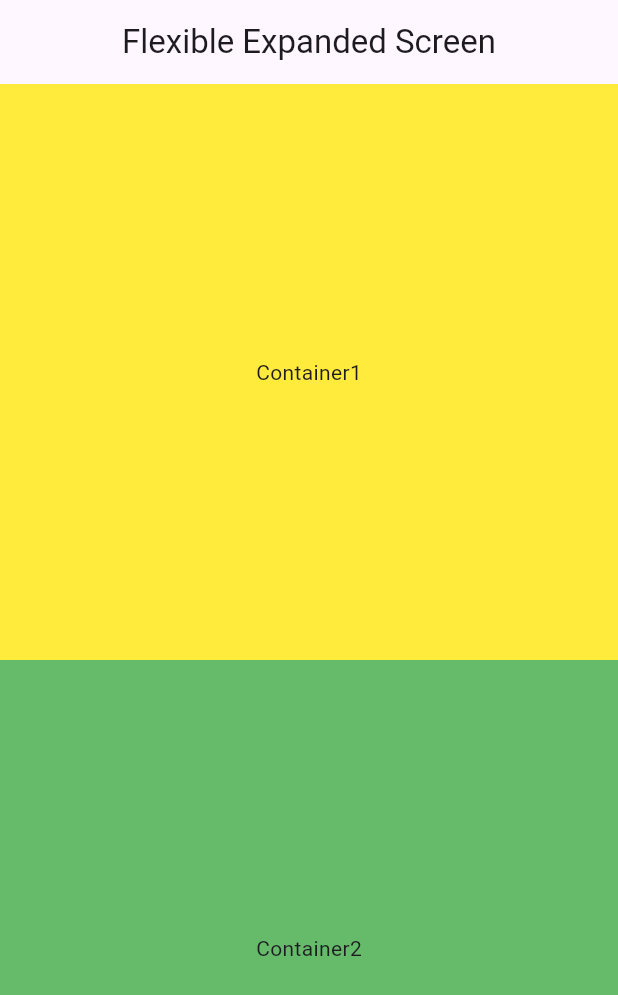
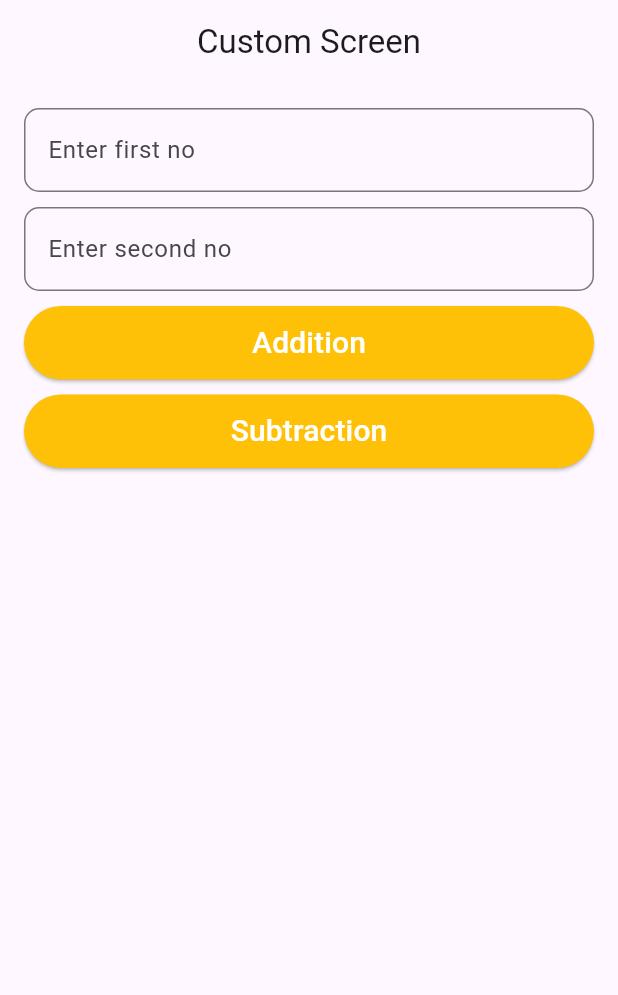
Before and after one commit to Garima-Shrestha/batch35a_flutter_project, a Flutter app: the screen it shows after launch, on a phone screen of 412 x 824 dp. Shown: the top 995 px of the screen. Run offline on Flutter 3.47's test engine with Material 3 defaults, Android fonts, the phone set to English and light mode, and no system bars.

Commit message:
Snackbar, custom screen, button widget and text form widget

```diff
--- a/lib/app.dart
+++ b/lib/app.dart
@@ -3,6 +3,7 @@ import 'package:flutter/material.dart';
 import 'package:flutter_project/screens/arithmetic_screen.dart';
 import 'package:flutter_project/screens/column_screen.dart';
 import 'package:flutter_project/screens/container_screen.dart';
+import 'package:flutter_project/screens/custom_screen.dart';
 import 'package:flutter_project/screens/flexible_expanded_screen.dart';
 import 'package:flutter_project/screens/flutter_layout_screen.dart';
 import 'package:flutter_project/screens/image_view_screen.dart';
@@ -24,7 +25,8 @@ class App extends StatelessWidget {
       // home: ColumnScreen(),
       // home: ContainerScreen(),
       // home: ImageViewScreen(),
-      home: FlexibleExpandedScreen(),
+      // home: FlexibleExpandedScreen(),
+      home: CustomScreen(),
 
             debugShowCheckedModeBanner: false,    // debug banner hatauna
     );
--- /dev/null
+++ b/lib/common/my_snackbar.dart
@@ -0,0 +1,16 @@
+import 'package:flutter/material.dart';
+
+showMySnackBar({
+  required BuildContext context,
+  required String message,
+  Color? color,
+}) {
+  ScaffoldMessenger.of(context).showSnackBar(
+    SnackBar(
+        content: Text(message),
+        backgroundColor: color ?? Colors.green,
+        duration: Duration(seconds: 1),
+        behavior: SnackBarBehavior.floating,
+    )
+  );
+}
--- /dev/null
+++ b/lib/screens/custom_screen.dart
@@ -0,0 +1,87 @@
+import 'package:flutter/material.dart';
+import 'package:flutter_project/common/my_snackbar.dart';
+import 'package:flutter_project/widgets/my_button.dart';
+import 'package:flutter_project/widgets/my_text_form_field.dart';
+
+class CustomScreen extends StatefulWidget {
+  const CustomScreen({super.key});
+
+  @override
+  State<CustomScreen> createState() => _CustomScreenState();
+}
+
+class _CustomScreenState extends State<CustomScreen> {
+  final TextEditingController firstController = TextEditingController();
+  final TextEditingController secondController = TextEditingController();
+
+  final _gap = SizedBox(height: 10);
+  final _formKey = GlobalKey<FormState>();
+
+  @override
+  Widget build(BuildContext context) {
+    return Scaffold(
+      appBar: AppBar(title: Text("Custom Screen"), centerTitle: true),
+      body: Padding(
+        padding: const EdgeInsets.all(16.0),
+        child: Form(
+          key: _formKey,
+          child: Column(
+            children: [
+              MyTextFormField(
+                labelText: "Enter first no",
+                hintText: "Enter first no",
+                controller: firstController,
+                errorMessage: "Please enter first number",
+              ),
+              _gap,
+              MyTextFormField(
+                labelText: "Enter second no",
+                hintText: "e.g 12",
+                controller: secondController,
+                errorMessage: "Please enter second number",
+              ),
+              _gap,
+
+              MyButton(
+                text: "Addition",
+                onPressed: () {
+                  if (_formKey.currentState!.validate()) {
+                    int firstNo = int.parse(firstController.text);
+                    int secondNo = int.parse(secondController.text);
+                    int sum = firstNo + secondNo;
+
+                    ScaffoldMessenger.of(
+                      context,
+                    ).showSnackBar(SnackBar(content: Text("Sum is $sum")));
+                  }
+                },
+              ),
+              _gap,
+
+            MyButton(
+                text: "Subtraction",
+                onPressed: () {
+                  if (_formKey.currentState!.validate()) {
+                    int firstNo = int.parse(firstController.text);
+                    int secondNo = int.parse(secondController.text);
+                    int difference = firstNo - secondNo;
+
+                    ScaffoldMessenger.of(context).showSnackBar(
+                      SnackBar(content: Text("Difference is $difference")),
+                    );
+                  }
+                }
+            )
+
+              // MyButton(onPressed: () => showMySnackBar(context: context, message: "I am button 1"),
+              //     text: "Button1"),
+              // SizedBox(height: 12),
+              // MyButton(onPressed: ()=> showMySnackBar(context: context, message: "I am button 2"),
+              //     text: "Button2", color: Colors.green,)
+            ],
+          ),
+        ),
+      ),
+    );
+  }
+}
--- a/lib/screens/flexible_expanded_screen.dart
+++ b/lib/screens/flexible_expanded_screen.dart
@@ -1,4 +1,5 @@
 import 'package:flutter/material.dart';
+import 'package:flutter_project/common/my_snackbar.dart';
 
 class FlexibleExpandedScreen extends StatelessWidget {
   const FlexibleExpandedScreen({super.key});
@@ -11,7 +12,11 @@ class FlexibleExpandedScreen extends StatelessWidget {
         children: [
           Expanded(
             child: GestureDetector(
-              onTap: () => print("I am container one"),   // This is a function, container1 ma one choti tap garyo bhanye "Run" ma "I am container one" print hunxa.
+              // onTap: () => print("I am container one"),   // This is a function, container1 ma one choti tap garyo bhanye "Run" ma "I am container one" print hunxa.
+              onTap: () => showMySnackBar(  // One tap garye pachi screen ma I am container one with green background aaunxa. showMySnackBar import garyeko from file my_snackbar.dart.
+                  context: context,
+                  message: "I am container one"
+              ),
               child: Container (
                 width: double.infinity,
                 color: Colors.yellow,
@@ -32,7 +37,12 @@ class FlexibleExpandedScreen extends StatelessWidget {
           // ),
           Expanded(
             child: GestureDetector(
-              onDoubleTap: () => print("I am container two"),   // This is a function, container2 ma two choti tap garyo bhanye "Run" ma "I am container two" print hunxa.
+              // onDoubleTap: () => print("I am container two"),   // This is a function, container2 ma two choti tap garyo bhanye "Run" ma "I am container two" print hunxa.
+              onDoubleTap: () => showMySnackBar(  // One tap garye pachi screen ma I am container two with red background aaunxa. showMySnackBar import garyeko from file my_snackbar.dart.
+                  context: context,
+                  message: "I am container 2",
+                  color: Colors.red,
+                ),
               child: Container(
                 width: double.infinity,
                 color: Colors.green[400],
--- /dev/null
+++ b/lib/widgets/my_button.dart
@@ -0,0 +1,39 @@
+import 'package:flutter/material.dart';
+
+class MyButton extends StatelessWidget {
+  const MyButton({
+    super.key,
+    required this.onPressed,
+    required this.text,
+    this.color,
+  });
+
+  // On pressed callback
+  final VoidCallback onPressed;
+  final String text;
+  final Color? color;
+
+  @override
+  Widget build(BuildContext context) {
+    return SizedBox(
+      width: double.infinity,
+      child: ElevatedButton(
+        style: ElevatedButton.styleFrom(
+          backgroundColor: color ?? Colors.amber,
+          padding: const EdgeInsets.symmetric(
+            horizontal: 20,
+            vertical: 10,
+          )
+        ),
+          onPressed: onPressed,
+          child: Text(
+            text,
+          style: const TextStyle(
+            color: Colors.white,
+            fontSize: 20,
+          ),
+          ),
+      ),
+    );
+  }
+}
--- /dev/null
+++ b/lib/widgets/my_text_form_field.dart
@@ -0,0 +1,38 @@
+import 'package:flutter/material.dart';
+
+class MyTextFormField extends StatelessWidget {
+  const MyTextFormField({
+    super.key,
+    required this.labelText,
+    required this.hintText,
+    required this.controller,
+    required this.errorMessage,
+  });
+
+  // callback
+  final String labelText;
+  final String hintText;
+  final TextEditingController controller;
+  final String errorMessage;
+
+  @override
+  Widget build(BuildContext context) {
+    return TextFormField(
+      controller: controller,
+      decoration: InputDecoration(
+        border: OutlineInputBorder(borderRadius: BorderRadius.circular(10)),
+        labelText: labelText,
+        hintText: hintText,
+      ),
+      validator: (value) {
+        if (value == null || value.isEmpty) {
+          return errorMessage;
+        }
+        // if (int.tryParse(value) == null) {
+        //   return "Please enter a valid number"; // new numeric check
+        // }
+        return null;
+      }
+    );
+  }
+}
```
